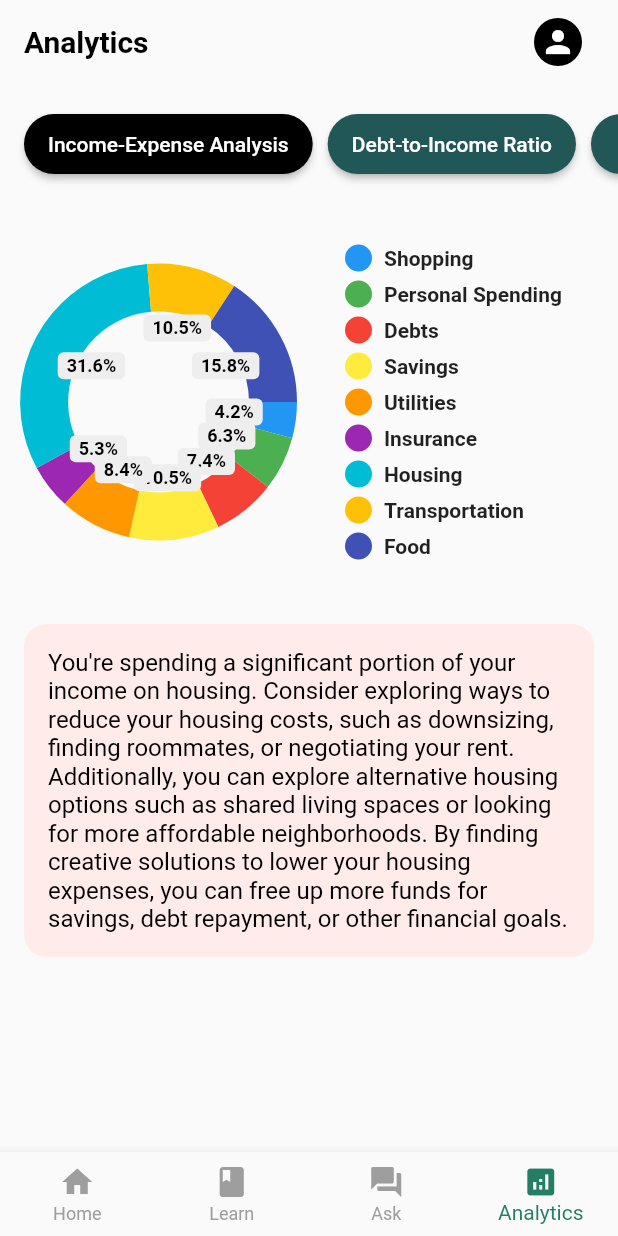
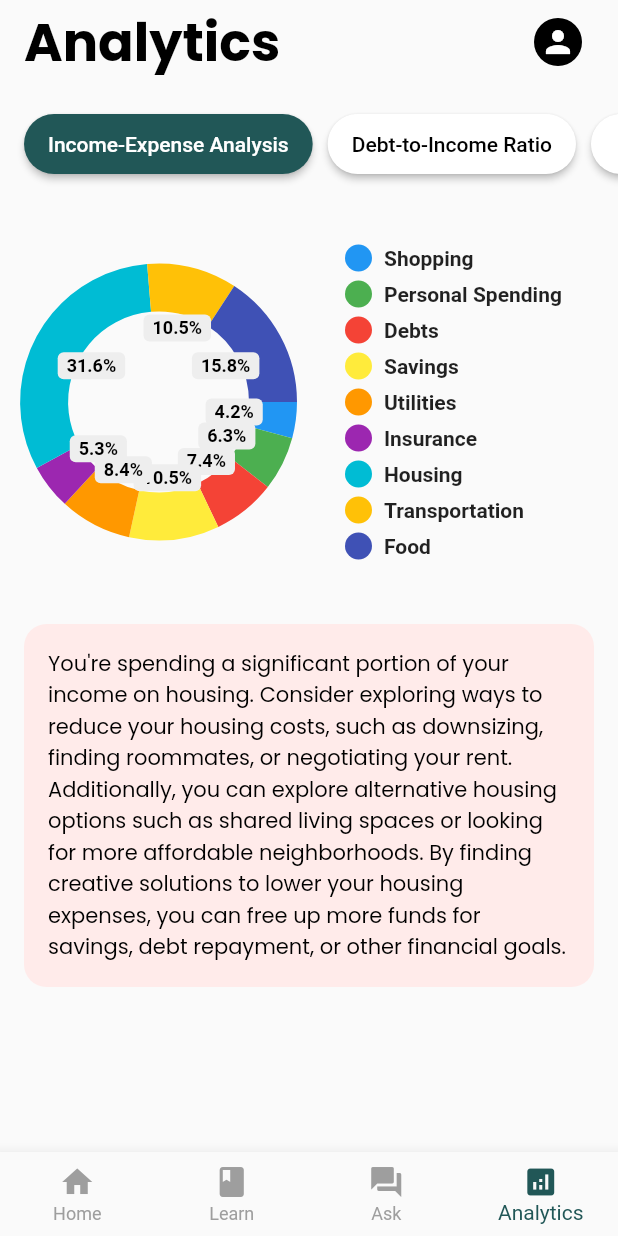
Before and after one commit to myjyoc/cc206_peracon, a Flutter app: the screen it shows after launch, item 4 of the bottom bar chosen, on a phone screen of 412 x 824 dp. Run offline on Flutter 3.47's test engine with Material 2 defaults, Android fonts, the phone set to English and light mode, and no system bars; drawn by our look-alikes of pie_chart; network calls fail.

Commit message:
Update analytics_tab.dart

```diff
--- a/lib/components/analytics_tab.dart
+++ b/lib/components/analytics_tab.dart
@@ -33,10 +33,12 @@ class AnalyticsPage extends StatelessWidget {
                     Text(
                       'Analytics',
                       style: TextStyle(
-                        fontSize: 20.0,
+                        fontFamily: 'Poppins',
+                        fontSize: 35.0,
                         fontWeight: FontWeight.bold,
                         color: Colors.black,
                       ),
+                       textAlign: TextAlign.center,
                     ),
                   ],
                 ),
@@ -71,7 +73,7 @@ class AnalyticsPage extends StatelessWidget {
                         },
                         style: ButtonStyle(
                           backgroundColor: MaterialStateProperty.all<Color>(
-                            Color.fromRGBO(0, 0, 0, 1), // #215757
+                            Color(0xFF215757), // #215757
                           ),
                           minimumSize: MaterialStateProperty.all(Size(160.0, 40.0)),
                           shape: MaterialStateProperty.all<RoundedRectangleBorder>(
@@ -97,7 +99,7 @@ class AnalyticsPage extends StatelessWidget {
                         },
                         style: ButtonStyle(
                           backgroundColor: MaterialStateProperty.all<Color>(
-                            Color.fromRGBO(33, 87, 87, 1), // #215757
+                            Color.fromRGBO(255, 255, 255, 1), // #215757
                           ),
                           minimumSize: MaterialStateProperty.all(Size(160.0, 40.0)),
                           shape: MaterialStateProperty.all<RoundedRectangleBorder>(
@@ -109,7 +111,10 @@ class AnalyticsPage extends StatelessWidget {
                             EdgeInsets.symmetric(horizontal: 16.0, vertical: 10.0),
                           ),
                         ),
-                        child: Text('Debt-to-Income Ratio'),
+                        child: Text('Debt-to-Income Ratio',
+                        style: TextStyle(
+                            color: Colors.black,
+                          ),),
                       ),
                       SizedBox(width: 10.0),
                       ElevatedButton(
@@ -118,7 +123,7 @@ class AnalyticsPage extends StatelessWidget {
                         },
                         style: ButtonStyle(
                           backgroundColor: MaterialStateProperty.all<Color>(
-                            Color.fromRGBO(33, 87, 87, 1), // #215757
+                            Color.fromRGBO(255, 255, 255, 1), // #215757
                           ),
                           minimumSize: MaterialStateProperty.all(Size(160.0, 40.0)),
                           shape: MaterialStateProperty.all<RoundedRectangleBorder>(
@@ -130,7 +135,10 @@ class AnalyticsPage extends StatelessWidget {
                             EdgeInsets.symmetric(horizontal: 16.0, vertical: 10.0),
                           ),
                         ),
-                        child: Text('Daily Trend Analysis'),
+                        child: Text('Daily Trend Analysis',
+                        style: TextStyle(
+                            color: Colors.black,
+                          ),),
                       ),
                     ],
                   ),
@@ -172,7 +180,7 @@ class AnalyticsPage extends StatelessWidget {
                 ),
                 child: Text(
                   "You're spending a significant portion of your income on housing. Consider exploring ways to reduce your housing costs, such as downsizing, finding roommates, or negotiating your rent. Additionally, you can explore alternative housing options such as shared living spaces or looking for more affordable neighborhoods. By finding creative solutions to lower your housing expenses, you can free up more funds for savings, debt repayment, or other financial goals.",
-                  style: TextStyle(fontSize: 16.0, color: const Color.fromARGB(255, 0, 0, 0)),
+                  style: TextStyle( fontFamily: 'Poppins', fontSize: 14.0, color: const Color.fromARGB(255, 0, 0, 0)),
                 ),
               ),
             ],
@@ -198,7 +206,7 @@ class AnalyticsPage extends StatelessWidget {
               label: 'Analytics',
             ),
           ],
-          selectedItemColor: Color.fromRGBO(16, 114, 86, 0.912),
+          selectedItemColor: Color(0xFF215757),
           unselectedItemColor: Colors.grey,
           currentIndex: 3,
           onTap: (int index) {
```
